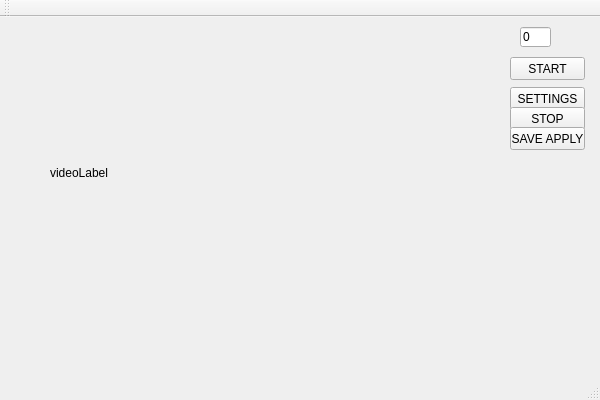
iti-luebeck/HANSE2011, file liveCam/mainwindow.ui: the form before one commit.
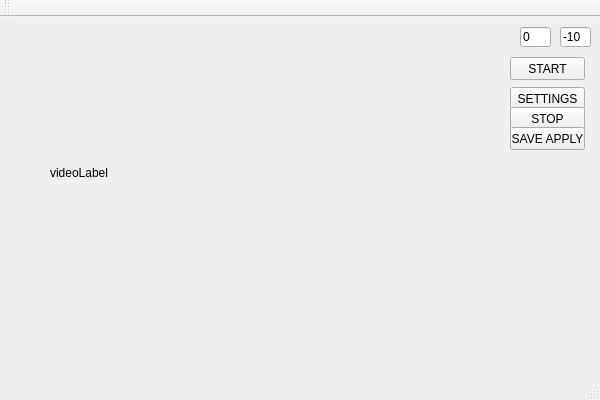
The form after the commit.

What changed in the file:
```diff
--- a/liveCam/mainwindow.ui
+++ b/liveCam/mainwindow.ui
@@ -92,6 +92,19 @@
      <string>SAVE APPLY</string>
     </property>
    </widget>
+   <widget class="QLineEdit" name="limitLineEdit">
+    <property name="geometry">
+     <rect>
+      <x>560</x>
+      <y>10</y>
+      <width>31</width>
+      <height>20</height>
+     </rect>
+    </property>
+    <property name="text">
+     <string>-10</string>
+    </property>
+   </widget>
   </widget>
   <widget class="QMenuBar" name="menuBar">
    <property name="geometry">
```
Left out of the diff: 3 changed lines with no effect on the pictures.
